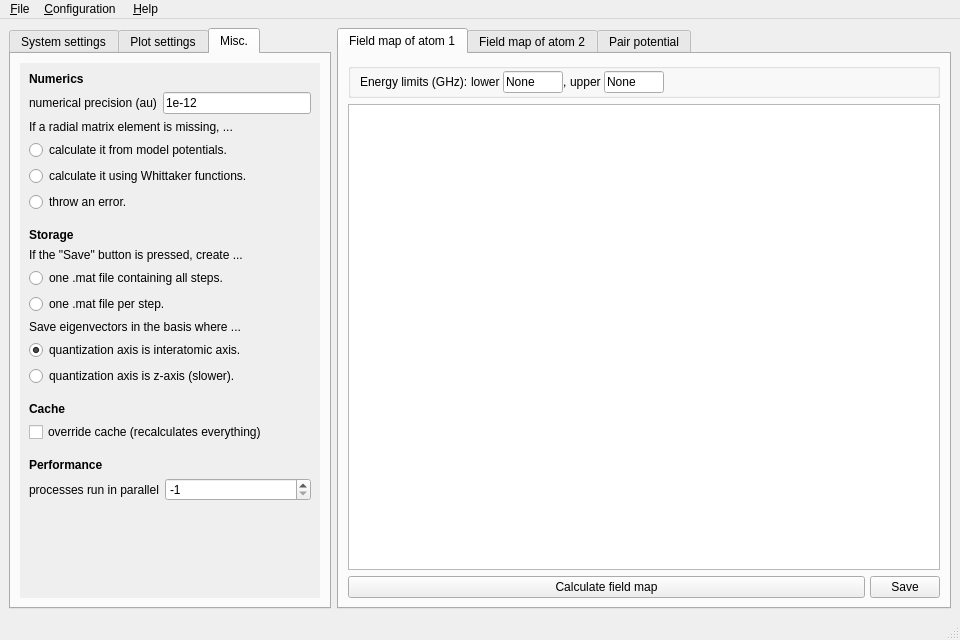
Old version of the form gui/plotter.ui in the repository pairinteraction/pairinteraction.
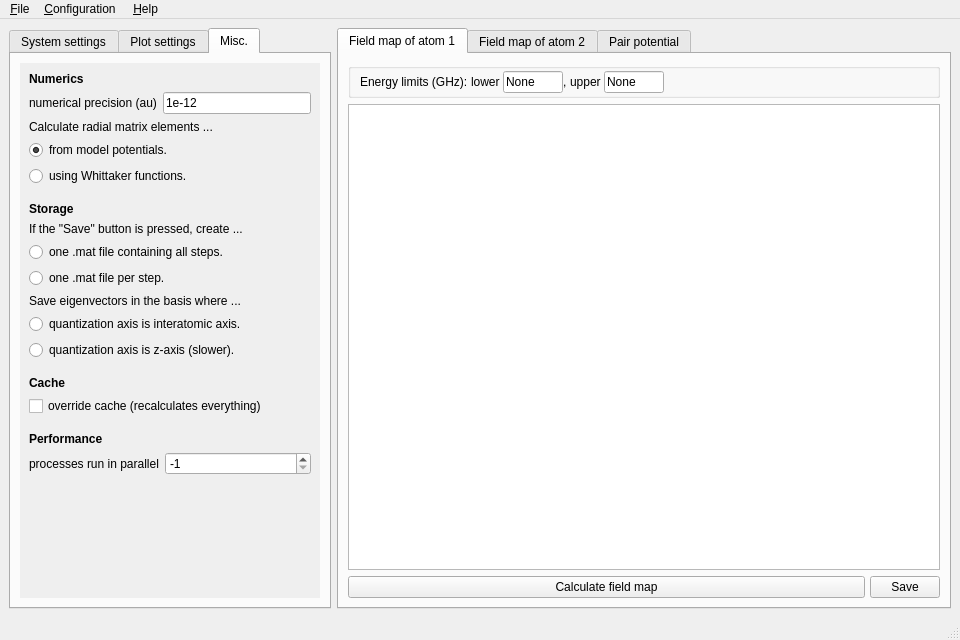
New version of the form. The open tabs and pages were chosen to show the change. Custom widgets are drawn as their Qt base class.

Commit message: Remove option to throw error if missing matrix element, as Whittaker is implemented it is not needed anymore.

```diff
--- a/gui/plotter.ui
+++ b/gui/plotter.ui
@@ -3374,37 +3374,30 @@
             <item>
              <widget class="QLabel" name="label">
               <property name="text">
-               <string>If a radial matrix element is missing, ...</string>
+               <string>Calculate radial matrix elements ...</string>
               </property>
              </widget>
             </item>
             <item>
              <widget class="QRadioButton" name="radiobutton_system_missingCalc">
               <property name="text">
-               <string>calculate it from model potentials.</string>
+               <string>from model potentials.</string>
               </property>
               <property name="checked">
-               <bool>false</bool>
+               <bool>true</bool>
               </property>
              </widget>
             </item>
             <item>
              <widget class="QRadioButton" name="radiobutton_system_missingWhittaker">
               <property name="text">
-               <string>calculate it using Whittaker functions.</string>
+               <string>using Whittaker functions.</string>
               </property>
               <property name="checked">
                <bool>false</bool>
               </property>
              </widget>
             </item>
-            <item>
-             <widget class="QRadioButton" name="radiobutton_system_missingError">
-              <property name="text">
-               <string>throw an error.</string>
-              </property>
-             </widget>
-            </item>
             <item>
              <spacer name="verticalSpacer_24">
               <property name="orientation">
@@ -3483,7 +3476,7 @@
                <string>quantization axis is interatomic axis.</string>
               </property>
               <property name="checked">
-               <bool>true</bool>
+               <bool>false</bool>
               </property>
              </widget>
             </item>
```
Left out of the diff: 2 changed lines with no effect on the pictures. The commit also changes 2 other files.
